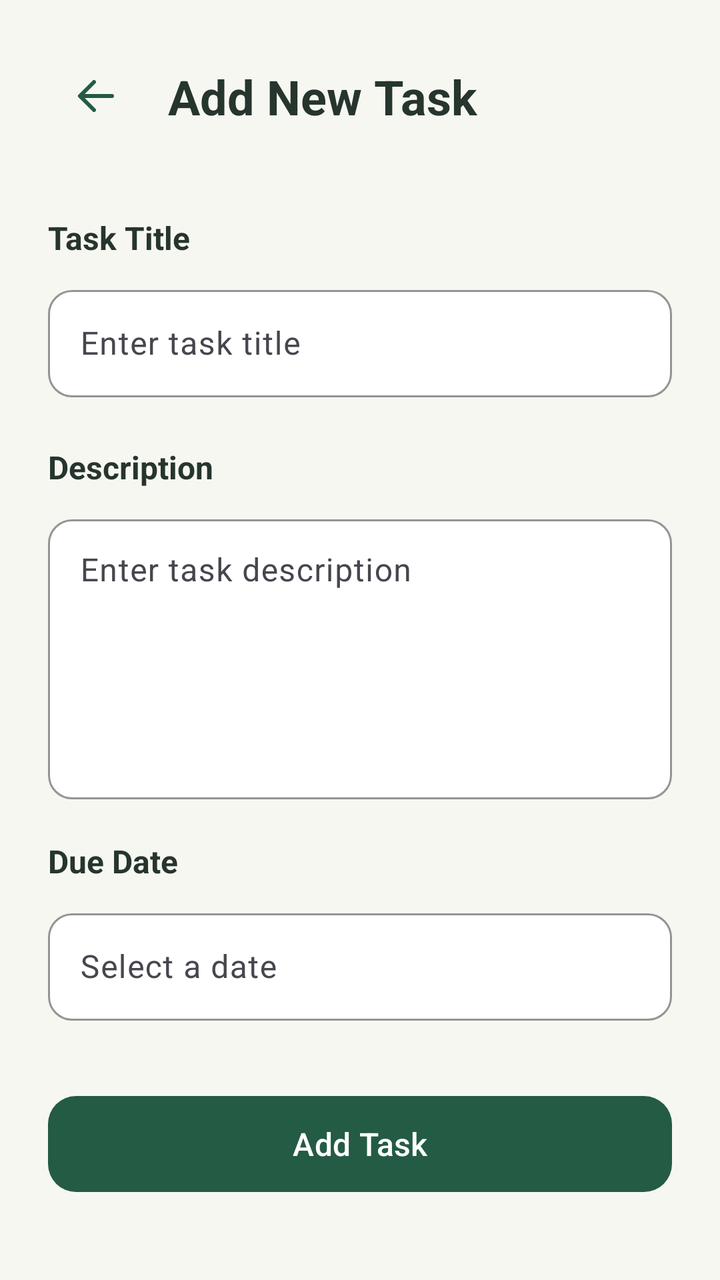
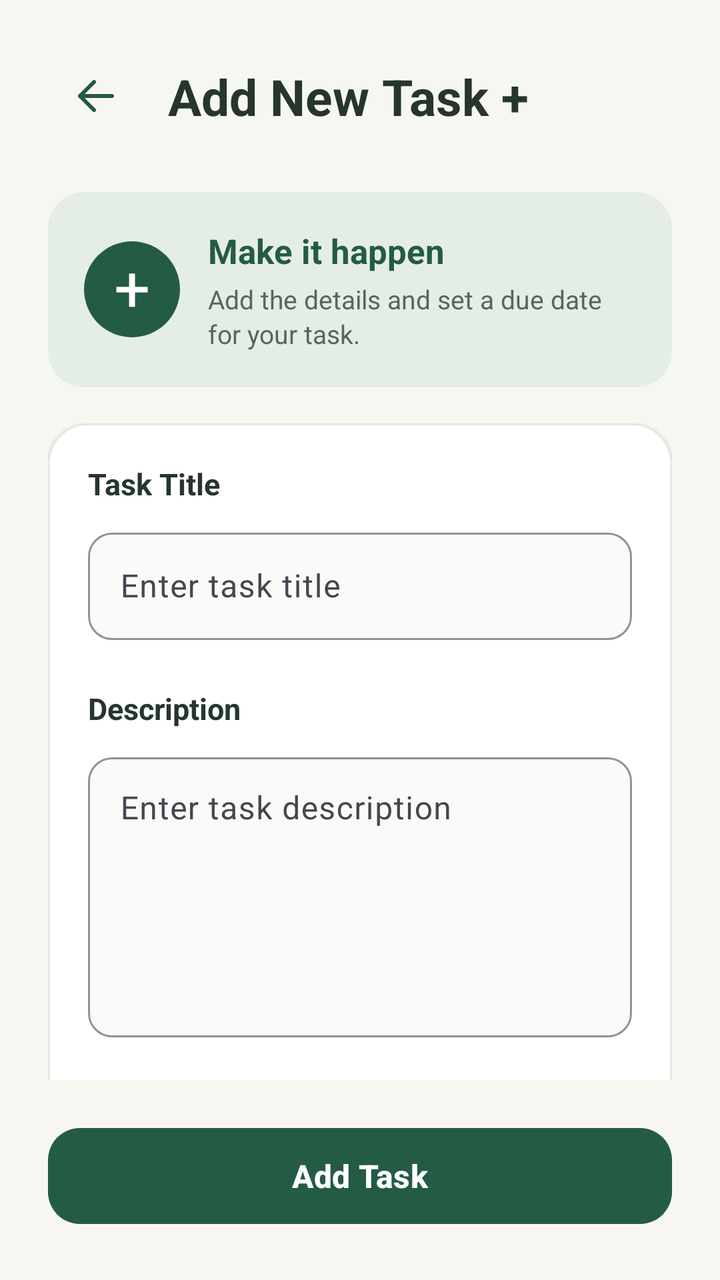

Before-and-after screenshots of an Android layout around one commit, followed by the original layout XML and the change that was made.
<!-- AndroidManifest.xml: application theme Theme.Taskly -->
<!-- res/layout/add_task_fragment.xml -->
<?xml version="1.0" encoding="utf-8"?>
<androidx.constraintlayout.widget.ConstraintLayout
    xmlns:android="http://schemas.android.com/apk/res/android"
    xmlns:app="http://schemas.android.com/apk/res-auto"
    xmlns:tools="http://schemas.android.com/tools"
    android:layout_width="match_parent"
    android:layout_height="match_parent"
    android:background="#F7F7F2"
    android:padding="24dp">

    <ImageButton
        android:id="@+id/btnBack"
        android:layout_width="48dp"
        android:layout_height="48dp"
        android:background="?attr/selectableItemBackgroundBorderless"
        android:contentDescription="@string/back"
        android:src="@drawable/ic_arrow_back"
        app:tint="#245B45"
        app:layout_constraintStart_toStartOf="parent"
        app:layout_constraintTop_toTopOf="parent" />

    <TextView
        android:id="@+id/tvScreenTitle"
        android:layout_width="0dp"
        android:layout_height="wrap_content"
        android:layout_marginStart="12dp"
        android:text="@string/add_task_title"
        android:textColor="#26352D"
        android:textSize="24sp"
        android:textStyle="bold"
        app:layout_constraintBottom_toBottomOf="@id/btnBack"
        app:layout_constraintEnd_toEndOf="parent"
        app:layout_constraintStart_toEndOf="@id/btnBack"
        app:layout_constraintTop_toTopOf="@id/btnBack" />

    <TextView
        android:id="@+id/tvTaskTitleLabel"
        android:layout_width="wrap_content"
        android:layout_height="wrap_content"
        android:layout_marginTop="36dp"
        android:text="@string/task_title_label"
        android:textColor="#26352D"
        android:textSize="16sp"
        android:textStyle="bold"
        app:layout_constraintStart_toStartOf="parent"
        app:layout_constraintTop_toBottomOf="@id/btnBack" />

    <com.google.android.material.textfield.TextInputLayout
        android:id="@+id/tilTaskTitle"
        android:layout_width="0dp"
        android:layout_height="wrap_content"
        android:layout_marginTop="10dp"
        app:boxBackgroundColor="#FFFFFF"
        app:boxBackgroundMode="outline"
        app:boxCornerRadiusBottomEnd="12dp"
        app:boxCornerRadiusBottomStart="12dp"
        app:boxCornerRadiusTopEnd="12dp"
        app:boxCornerRadiusTopStart="12dp"
        app:boxStrokeColor="#245B45"
        app:layout_constraintWidth_max="488dp"
        app:layout_constraintEnd_toEndOf="parent"
        app:layout_constraintStart_toStartOf="parent"
        app:layout_constraintTop_toBottomOf="@id/tvTaskTitleLabel">

        <com.google.android.material.textfield.TextInputEditText
            android:id="@+id/etTaskTitle"
            android:layout_width="match_parent"
            android:layout_height="wrap_content"
            android:hint="@string/task_title_hint"
            android:inputType="textCapSentences"
            android:maxLines="1"
            android:padding="16dp"
            android:textColor="#26352D"
            android:textColorHint="#757575"
            tools:ignore="TextContrastCheck" />

    </com.google.android.material.textfield.TextInputLayout>

    <TextView
        android:id="@+id/tvDescriptionLabel"
        android:layout_width="wrap_content"
        android:layout_height="wrap_content"
        android:layout_marginTop="24dp"
        android:text="@string/task_description_label"
        android:textColor="#26352D"
        android:textSize="16sp"
        android:textStyle="bold"
        app:layout_constraintStart_toStartOf="parent"
        app:layout_constraintTop_toBottomOf="@id/tilTaskTitle" />

    <com.google.android.material.textfield.TextInputLayout
        android:id="@+id/tilTaskDescription"
        android:layout_width="0dp"
        android:layout_height="wrap_content"
        android:layout_marginTop="10dp"
        app:boxBackgroundColor="#FFFFFF"
        app:boxBackgroundMode="outline"
        app:boxCornerRadiusBottomEnd="12dp"
        app:boxCornerRadiusBottomStart="12dp"
        app:boxCornerRadiusTopEnd="12dp"
        app:boxCornerRadiusTopStart="12dp"
        app:boxStrokeColor="#245B45"
        app:layout_constraintWidth_max="488dp"
        app:layout_constraintEnd_toEndOf="parent"
        app:layout_constraintStart_toStartOf="parent"
        app:layout_constraintTop_toBottomOf="@id/tvDescriptionLabel">

        <com.google.android.material.textfield.TextInputEditText
            android:id="@+id/etTaskDescription"
            android:layout_width="match_parent"
            android:layout_height="140dp"
            android:gravity="top|start"
            android:hint="@string/task_description_hint"
            android:inputType="textCapSentences|textMultiLine"
            android:padding="16dp"
            android:textColor="#26352D"
            android:textColorHint="#59665B"
            tools:ignore="TextContrastCheck" />

    </com.google.android.material.textfield.TextInputLayout>


    <TextView
        android:id="@+id/tvDueDateLabel"
        android:layout_width="wrap_content"
        android:layout_height="wrap_content"
        android:layout_marginTop="20dp"
        android:text="@string/task_due_date_label"
        android:textColor="#26352D"
        android:textSize="16sp"
        android:textStyle="bold"
        app:layout_constraintStart_toStartOf="parent"
        app:layout_constraintTop_toBottomOf="@id/tilTaskDescription" />

    <com.google.android.material.textfield.TextInputLayout
        android:id="@+id/tilTaskDueDate"
        android:layout_width="0dp"
        android:layout_height="wrap_content"
        android:layout_marginTop="10dp"
        app:boxBackgroundColor="#FFFFFF"
        app:boxBackgroundMode="outline"
        app:boxCornerRadiusBottomEnd="12dp"
        app:boxCornerRadiusBottomStart="12dp"
        app:boxCornerRadiusTopEnd="12dp"
        app:boxCornerRadiusTopStart="12dp"
        app:boxStrokeColor="#245B45"
        app:layout_constraintWidth_max="488dp"
        app:layout_constraintEnd_toEndOf="parent"
        app:layout_constraintStart_toStartOf="parent"
        app:layout_constraintTop_toBottomOf="@id/tvDueDateLabel">

        <com.google.android.material.textfield.TextInputEditText
            android:id="@+id/etTaskDueDate"
            android:layout_width="match_parent"
            android:layout_height="wrap_content"
            android:clickable="true"
            android:focusable="true"
            android:hint="@string/task_due_date_hint"
            android:padding="16dp"
            android:textColor="#26352D"
            android:textColorHint="#59665B"
            tools:ignore="TextContrastCheck" />

    </com.google.android.material.textfield.TextInputLayout>


    <com.google.android.material.button.MaterialButton
        android:id="@+id/btnSaveTask"
        android:layout_width="0dp"
        android:layout_height="56dp"
        app:layout_constraintWidth_max="320dp"
        android:layout_marginBottom="16dp"
        android:text="@string/add_task_button"
        android:textAllCaps="false"
        android:textColor="#FFFFFF"
        android:textSize="16sp"
        app:backgroundTint="#245B45"
        app:cornerRadius="14dp"
        app:layout_constraintBottom_toBottomOf="parent"
        app:layout_constraintEnd_toEndOf="parent"
        app:layout_constraintStart_toStartOf="parent" />

</androidx.constraintlayout.widget.ConstraintLayout>
<!-- resources referenced by this layout -->
<resources>
  <!-- drawable ic_arrow_back (drawable) -->
  <vector xmlns:android="http://schemas.android.com/apk/res/android"
      android:width="24dp"
      android:height="24dp"
      android:viewportWidth="24"
      android:viewportHeight="24">
  
      <path
          android:fillColor="#245B45"
          android:pathData="M20,12H4M4,12l7,-7M4,12l7,7"
          android:strokeColor="#245B45"
          android:strokeWidth="2"
          android:strokeLineCap="round"
          android:strokeLineJoin="round" />
  
  </vector>
  <string name="add_task_button">Add Task</string>
  <string name="add_task_title">Add New Task</string>
  <string name="back">Back</string>
  <string name="task_description_hint">Enter task description</string>
  <string name="task_description_label">Description</string>
  <string name="task_due_date_hint">Select a date</string>
  <string name="task_due_date_label">Due Date</string>
  <string name="task_title_hint">Enter task title</string>
  <string name="task_title_label">Task Title</string>
  <style name="Theme.Taskly" parent="Base.Theme.Taskly" />
  <style name="Base.Theme.Taskly" parent="Theme.Material3.DayNight.NoActionBar">
          
          
      </style>
</resources>

<!-- the commit's change to res/layout/add_task_fragment.xml (unified diff, before → after) -->
@@ -5,7 +5,7 @@
     xmlns:tools="http://schemas.android.com/tools"
     android:layout_width="match_parent"
     android:layout_height="match_parent"
-    android:background="#F7F7F2"
+    android:background="@color/app_background"
     android:padding="24dp">
 
     <ImageButton
@@ -15,7 +15,7 @@
         android:background="?attr/selectableItemBackgroundBorderless"
         android:contentDescription="@string/back"
         android:src="@drawable/ic_arrow_back"
-        app:tint="#245B45"
+        app:tint="@color/app_tint"
         app:layout_constraintStart_toStartOf="parent"
         app:layout_constraintTop_toTopOf="parent" />
 
@@ -25,157 +25,236 @@
         android:layout_height="wrap_content"
         android:layout_marginStart="12dp"
         android:text="@string/add_task_title"
-        android:textColor="#26352D"
-        android:textSize="24sp"
+        android:textColor="@color/text_color"
+        android:textSize="25sp"
         android:textStyle="bold"
+        android:fontFamily="sans-serif"
         app:layout_constraintBottom_toBottomOf="@id/btnBack"
         app:layout_constraintEnd_toEndOf="parent"
         app:layout_constraintStart_toEndOf="@id/btnBack"
         app:layout_constraintTop_toTopOf="@id/btnBack" />
 
-    <TextView
-        android:id="@+id/tvTaskTitleLabel"
-        android:layout_width="wrap_content"
+    <com.google.android.material.card.MaterialCardView
+        android:id="@+id/cardCreateIntro"
+        android:layout_width="0dp"
         android:layout_height="wrap_content"
-        android:layout_marginTop="36dp"
-        android:text="@string/task_title_label"
-        android:textColor="#26352D"
+        android:layout_marginTop="24dp"
+        app:cardBackgroundColor="@color/card_bg"
+        app:cardCornerRadius="18dp"
+        app:cardElevation="0dp"
+        app:strokeWidth="0dp"
+        app:layout_constraintTop_toBottomOf="@id/btnBack"
+        app:layout_constraintStart_toStartOf="parent"
+        app:layout_constraintEnd_toEndOf="parent">
+
+        <LinearLayout
+            android:layout_width="match_parent"
+            android:layout_height="wrap_content"
+            android:gravity="center_vertical"
+            android:orientation="horizontal"
+            android:padding="18dp">
+
+            <TextView
+                android:layout_width="48dp"
+                android:layout_height="48dp"
+                android:background="@drawable/bg_taskly_icon_circle"
+                android:fontFamily="sans-serif"
+                android:gravity="center"
+                android:includeFontPadding="false"
+                android:text="@string/add_logo"
+                android:textColor="#FFFFFF"
+                android:textSize="32sp"
+                tools:ignore="TextSizeCheck" />
+
+            <LinearLayout
+                android:layout_width="0dp"
+                android:layout_height="wrap_content"
+                android:layout_marginStart="14dp"
+                android:layout_weight="1"
+                android:orientation="vertical">
+
+                <TextView
+                    android:layout_width="match_parent"
+                    android:layout_height="wrap_content"
+                    android:text="@string/quote"
+                    android:textColor="@color/app_tint"
+                    android:textSize="17sp"
+                    android:textStyle="bold" />
+
+                <TextView
+                    android:layout_width="match_parent"
+                    android:layout_height="wrap_content"
+                    android:layout_marginTop="4dp"
+                    android:text="@string/describe"
+                    android:textColor="@color/describe"
+                    android:textSize="13sp"
+                    android:lineSpacingExtra="2dp" />
+
+            </LinearLayout>
+
+        </LinearLayout>
+
+    </com.google.android.material.card.MaterialCardView>
+
+    <androidx.core.widget.NestedScrollView
+        android:id="@+id/scrollAddTask"
+        android:layout_width="0dp"
+        android:layout_height="0dp"
+        android:layout_marginTop="18dp"
+        android:layout_marginBottom="20dp"
+        android:clipToPadding="false"
+        android:fillViewport="false"
+        android:overScrollMode="never"
+        app:layout_constraintTop_toBottomOf="@id/cardCreateIntro"
+        app:layout_constraintBottom_toTopOf="@id/btnSaveTask"
+        app:layout_constraintStart_toStartOf="parent"
+        app:layout_constraintEnd_toEndOf="parent">
+
+        <com.google.android.material.card.MaterialCardView
+            android:layout_width="match_parent"
+            android:layout_height="wrap_content"
+            app:cardBackgroundColor="@color/white"
+            app:cardCornerRadius="20dp"
+            app:cardElevation="1dp"
+            app:strokeColor="#E5EAE3"
+            app:strokeWidth="1dp">
+
+            <LinearLayout
+                android:layout_width="match_parent"
+                android:layout_height="wrap_content"
+                android:orientation="vertical"
+                android:padding="20dp">
+
+                <TextView
+                    android:id="@+id/tvTaskTitleLabel"
+                    android:layout_width="wrap_content"
+                    android:layout_height="wrap_content"
+                    android:text="@string/task_title_label"
+                    android:textColor="@color/text_color"
+                    android:textSize="15sp"
+                    android:textStyle="bold" />
+
+                <com.google.android.material.textfield.TextInputLayout
+                    android:id="@+id/tilTaskTitle"
+                    android:layout_width="match_parent"
+                    android:layout_height="wrap_content"
+                    android:layout_marginTop="9dp"
+                    app:boxBackgroundColor="@color/box_bg"
+                    app:boxBackgroundMode="outline"
+                    app:boxCornerRadiusBottomEnd="12dp"
+                    app:boxCornerRadiusBottomStart="12dp"
+                    app:boxCornerRadiusTopEnd="12dp"
+                    app:boxCornerRadiusTopStart="12dp"
+                    app:boxStrokeColor="@color/app_tint">
+
+                    <com.google.android.material.textfield.TextInputEditText
+                        android:id="@+id/etTaskTitle"
+                        android:layout_width="match_parent"
+                        android:layout_height="wrap_content"
+                        android:hint="@string/task_title_hint"
+                        android:inputType="textCapSentences"
+                        android:maxLines="1"
+                        android:padding="16dp"
+                        android:textColor="@color/text_color"
+                        android:textColorHint="@color/text_hint"
+                        tools:ignore="TextContrastCheck,VisualLintTextFieldSize" />
+
+                </com.google.android.material.textfield.TextInputLayout>
+
+                <TextView
+                    android:id="@+id/tvDescriptionLabel"
+                    android:layout_width="wrap_content"
+                    android:layout_height="wrap_content"
+                    android:layout_marginTop="24dp"
+                    android:text="@string/task_description_label"
+                    android:textColor="@color/text_color"
+                    android:textSize="15sp"
+                    android:textStyle="bold" />
+
+                <com.google.android.material.textfield.TextInputLayout
+                    android:id="@+id/tilTaskDescription"
+                    android:layout_width="match_parent"
+                    android:layout_height="wrap_content"
+                    android:layout_marginTop="9dp"
+                    app:boxBackgroundColor="@color/box_bg"
+                    app:boxBackgroundMode="outline"
+                    app:boxCornerRadiusBottomEnd="12dp"
+                    app:boxCornerRadiusBottomStart="12dp"
+                    app:boxCornerRadiusTopEnd="12dp"
+                    app:boxCornerRadiusTopStart="12dp"
+                    app:boxStrokeColor="@color/app_tint">
+
+                    <com.google.android.material.textfield.TextInputEditText
+                        android:id="@+id/etTaskDescription"
+                        android:layout_width="match_parent"
+                        android:layout_height="140dp"
+                        android:gravity="top|start"
+                        android:hint="@string/task_description_hint"
+                        android:inputType="textCapSentences|textMultiLine"
+                        android:padding="16dp"
+                        android:textColor="@color/text_color"
+                        android:textColorHint="@color/text_hint"
+                        tools:ignore="TextContrastCheck,VisualLintTextFieldSize" />
+
+                </com.google.android.material.textfield.TextInputLayout>
+
+                <TextView
+                    android:id="@+id/tvDueDateLabel"
+                    android:layout_width="wrap_content"
+                    android:layout_height="wrap_content"
+                    android:layout_marginTop="24dp"
+                    android:text="@string/task_due_date_label"
+                    android:textColor="@color/text_color"
+                    android:textSize="15sp"
+                    android:textStyle="bold" />
+
+                <com.google.android.material.textfield.TextInputLayout
+                    android:id="@+id/tilTaskDueDate"
+                    android:layout_width="match_parent"
+                    android:layout_height="wrap_content"
+                    android:layout_marginTop="9dp"
+                    app:boxBackgroundColor="@color/box_bg"
+                    app:boxBackgroundMode="outline"
+                    app:boxCornerRadiusBottomEnd="12dp"
+                    app:boxCornerRadiusBottomStart="12dp"
+                    app:boxCornerRadiusTopEnd="12dp"
+                    app:boxCornerRadiusTopStart="12dp"
+                    app:boxStrokeColor="@color/app_tint">
+
+                    <com.google.android.material.textfield.TextInputEditText
+                        android:id="@+id/etTaskDueDate"
+                        android:layout_width="match_parent"
+                        android:layout_height="wrap_content"
+                        android:clickable="true"
+                        android:focusable="true"
+                        android:hint="@string/task_due_date_hint"
+                        android:inputType="none"
+                        android:padding="16dp"
+                        android:textColor="@color/text_color"
+                        android:textColorHint="@color/text_hint"
+                        tools:ignore="TextContrastCheck,VisualLintTextFieldSize" />
+
+                </com.google.android.material.textfield.TextInputLayout>
+
+            </LinearLayout>
+
+        </com.google.android.material.card.MaterialCardView>
+
+    </androidx.core.widget.NestedScrollView>
+
+    <com.google.android.material.button.MaterialButton
+        android:id="@+id/btnSaveTask"
+        android:layout_width="0dp"
+        android:layout_height="56dp"
+        android:text="@string/add_task_button"
+        android:textAllCaps="false"
+        android:textColor="@color/white"
         android:textSize="16sp"
         android:textStyle="bold"
-        app:layout_constraintStart_toStartOf="parent"
-        app:layout_constraintTop_toBottomOf="@id/btnBack" />
-
-    <com.google.android.material.textfield.TextInputLayout
-        android:id="@+id/tilTaskTitle"
-        android:layout_width="0dp"
-        android:layout_height="wrap_content"
-        android:layout_marginTop="10dp"
-        app:boxBackgroundColor="#FFFFFF"
-        app:boxBackgroundMode="outline"
-        app:boxCornerRadiusBottomEnd="12dp"
-        app:boxCornerRadiusBottomStart="12dp"
-        app:boxCornerRadiusTopEnd="12dp"
-        app:boxCornerRadiusTopStart="12dp"
-        app:boxStrokeColor="#245B45"
-        app:layout_constraintWidth_max="488dp"
-        app:layout_constraintEnd_toEndOf="parent"
-        app:layout_constraintStart_toStartOf="parent"
-        app:layout_constraintTop_toBottomOf="@id/tvTaskTitleLabel">
-
-        <com.google.android.material.textfield.TextInputEditText
-            android:id="@+id/etTaskTitle"
-            android:layout_width="match_parent"
-            android:layout_height="wrap_content"
-            android:hint="@string/task_title_hint"
-            android:inputType="textCapSentences"
-            android:maxLines="1"
-            android:padding="16dp"
-            android:textColor="#26352D"
-            android:textColorHint="#757575"
-            tools:ignore="TextContrastCheck" />
-
-    </com.google.android.material.textfield.TextInputLayout>
-
-    <TextView
-        android:id="@+id/tvDescriptionLabel"
-        android:layout_width="wrap_content"
-        android:layout_height="wrap_content"
-        android:layout_marginTop="24dp"
-        android:text="@string/task_description_label"
-        android:textColor="#26352D"
-        android:textSize="16sp"
-        android:textStyle="bold"
-        app:layout_constraintStart_toStartOf="parent"
-        app:layout_constraintTop_toBottomOf="@id/tilTaskTitle" />
-
-    <com.google.android.material.textfield.TextInputLayout
-        android:id="@+id/tilTaskDescription"
-        android:layout_width="0dp"
-        android:layout_height="wrap_content"
-        android:layout_marginTop="10dp"
-        app:boxBackgroundColor="#FFFFFF"
-        app:boxBackgroundMode="outline"
-        app:boxCornerRadiusBottomEnd="12dp"
-        app:boxCornerRadiusBottomStart="12dp"
-        app:boxCornerRadiusTopEnd="12dp"
-        app:boxCornerRadiusTopStart="12dp"
-        app:boxStrokeColor="#245B45"
-        app:layout_constraintWidth_max="488dp"
-        app:layout_constraintEnd_toEndOf="parent"
-        app:layout_constraintStart_toStartOf="parent"
-        app:layout_constraintTop_toBottomOf="@id/tvDescriptionLabel">
-
-        <com.google.android.material.textfield.TextInputEditText
-            android:id="@+id/etTaskDescription"
-            android:layout_width="match_parent"
-            android:layout_height="140dp"
-            android:gravity="top|start"
-            android:hint="@string/task_description_hint"
-            android:inputType="textCapSentences|textMultiLine"
-            android:padding="16dp"
-            android:textColor="#26352D"
-            android:textColorHint="#59665B"
-            tools:ignore="TextContrastCheck" />
-
-    </com.google.android.material.textfield.TextInputLayout>
-
-
-    <TextView
-        android:id="@+id/tvDueDateLabel"
-        android:layout_width="wrap_content"
-        android:layout_height="wrap_content"
-        android:layout_marginTop="20dp"
-        android:text="@string/task_due_date_label"
-        android:textColor="#26352D"
-        android:textSize="16sp"
-        android:textStyle="bold"
-        app:layout_constraintStart_toStartOf="parent"
-        app:layout_constraintTop_toBottomOf="@id/tilTaskDescription" />
-
-    <com.google.android.material.textfield.TextInputLayout
-        android:id="@+id/tilTaskDueDate"
-        android:layout_width="0dp"
-        android:layout_height="wrap_content"
-        android:layout_marginTop="10dp"
-        app:boxBackgroundColor="#FFFFFF"
-        app:boxBackgroundMode="outline"
-        app:boxCornerRadiusBottomEnd="12dp"
-        app:boxCornerRadiusBottomStart="12dp"
-        app:boxCornerRadiusTopEnd="12dp"
-        app:boxCornerRadiusTopStart="12dp"
-        app:boxStrokeColor="#245B45"
-        app:layout_constraintWidth_max="488dp"
-        app:layout_constraintEnd_toEndOf="parent"
-        app:layout_constraintStart_toStartOf="parent"
-        app:layout_constraintTop_toBottomOf="@id/tvDueDateLabel">
-
-        <com.google.android.material.textfield.TextInputEditText
-            android:id="@+id/etTaskDueDate"
-            android:layout_width="match_parent"
-            android:layout_height="wrap_content"
-            android:clickable="true"
-            android:focusable="true"
-            android:hint="@string/task_due_date_hint"
-            android:padding="16dp"
-            android:textColor="#26352D"
-            android:textColorHint="#59665B"
-            tools:ignore="TextContrastCheck" />
-
-    </com.google.android.material.textfield.TextInputLayout>
-
-
-    <com.google.android.material.button.MaterialButton
-        android:id="@+id/btnSaveTask"
-        android:layout_width="0dp"
-        android:layout_height="56dp"
+        app:backgroundTint="@color/app_tint"
+        app:cornerRadius="16dp"
+        app:elevation="2dp"
         app:layout_constraintWidth_max="320dp"
-        android:layout_marginBottom="16dp"
-        android:text="@string/add_task_button"
-        android:textAllCaps="false"
-        android:textColor="#FFFFFF"
-        android:textSize="16sp"
-        app:backgroundTint="#245B45"
-        app:cornerRadius="14dp"
         app:layout_constraintBottom_toBottomOf="parent"
         app:layout_constraintEnd_toEndOf="parent"
         app:layout_constraintStart_toStartOf="parent" />
<!-- resource entries referenced after the edit -->
@@ -1,5 +1,21 @@
 <!-- resources referenced by this layout -->
 <resources>
+  <color name="app_background">#F7F7F2</color>
+  <color name="app_tint">#245B45</color>
+  <color name="box_bg">#FAFBF9</color>
+  <color name="card_bg">#E5EEE6</color>
+  <color name="describe">#59665B</color>
+  <color name="text_color">#26352D</color>
+  <color name="text_hint">#858D85</color>
+  <color name="white">#FFFFFFFF</color>
+  <!-- drawable bg_taskly_icon_circle (drawable) -->
+  <?xml version="1.0" encoding="utf-8"?>
+  <shape xmlns:android="http://schemas.android.com/apk/res/android"
+      android:shape="oval">
+  
+      <solid android:color="#245B45" />
+  
+  </shape>
   <!-- drawable ic_arrow_back (drawable) -->
   <vector xmlns:android="http://schemas.android.com/apk/res/android"
       android:width="24dp"
@@ -16,9 +32,12 @@
           android:strokeLineJoin="round" />
   
   </vector>
+  <string name="add_logo">+</string>
   <string name="add_task_button">Add Task</string>
-  <string name="add_task_title">Add New Task</string>
+  <string name="add_task_title">Add New Task +</string>
   <string name="back">Back</string>
+  <string name="describe">Add the details and set a due date for your task.</string>
+  <string name="quote">Make it happen</string>
   <string name="task_description_hint">Enter task description</string>
   <string name="task_description_label">Description</string>
   <string name="task_due_date_hint">Select a date</string>
